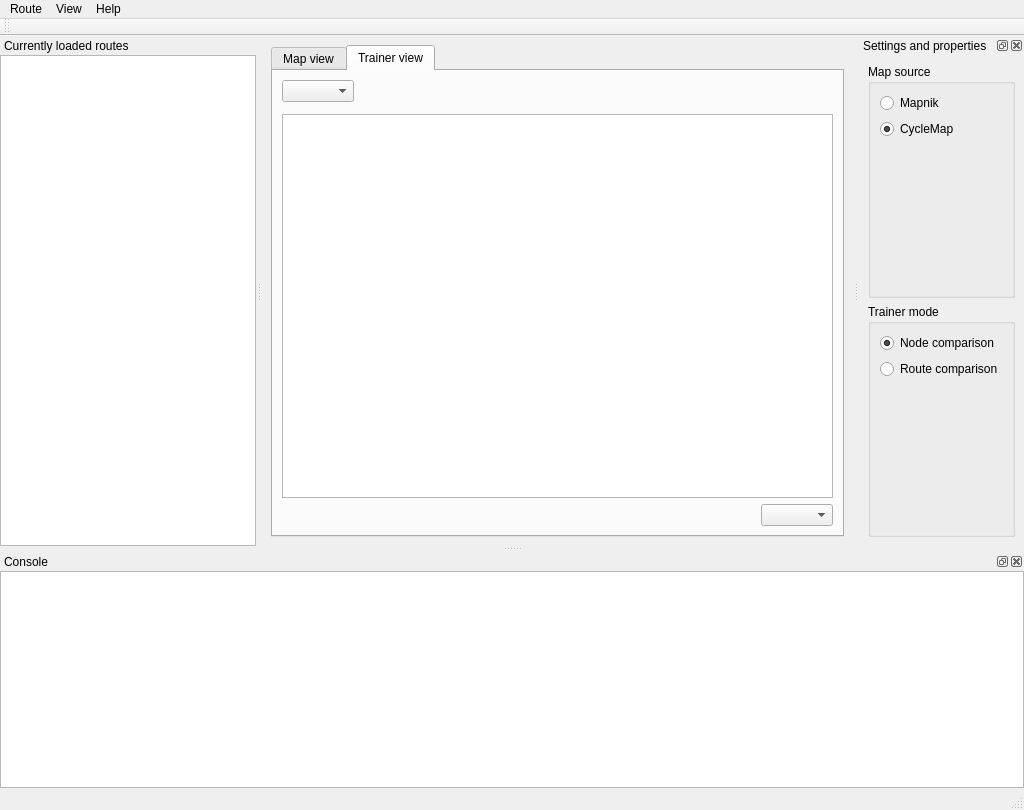
Qt form tea.ui (mueslo/TEA) before a commit.
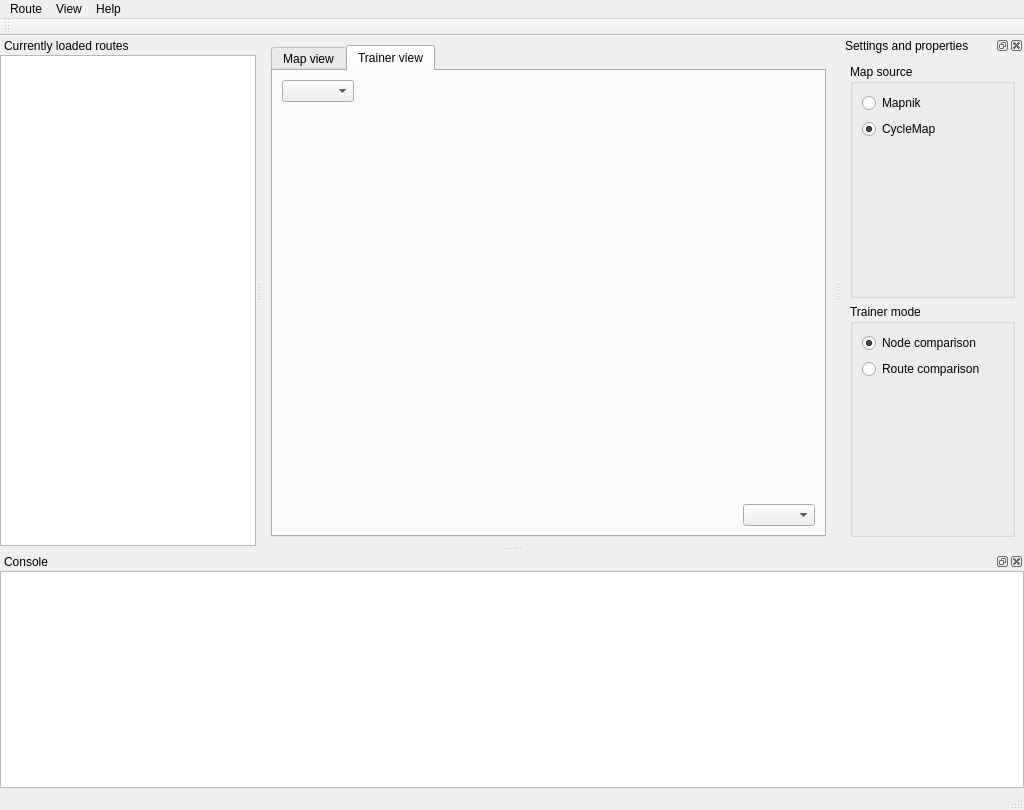
The same form after that commit. Icons and pictures are not drawn. Custom widgets are drawn as their Qt base class.

```diff
--- a/tea.ui
+++ b/tea.ui
@@ -258,16 +258,6 @@
        <layout class="QGridLayout" name="gridLayout_6">
         <item row="0" column="0">
          <layout class="QGridLayout" name="gridLayout_5">
-          <item row="2" column="0">
-           <widget class="TEAView" name="graphicsViewTrainer">
-            <property name="dragMode">
-             <enum>QGraphicsView::ScrollHandDrag</enum>
-            </property>
-            <property name="resizeAnchor">
-             <enum>QGraphicsView::AnchorUnderMouse</enum>
-            </property>
-           </widget>
-          </item>
           <item row="0" column="0">
            <widget class="QComboBox" name="cboxY">
             <property name="sizePolicy">
@@ -278,7 +268,7 @@
             </property>
            </widget>
           </item>
-          <item row="3" column="0">
+          <item row="2" column="0">
            <layout class="QHBoxLayout" name="horizontalLayout_3">
             <item>
              <spacer name="horizontalSpacer">
@@ -548,8 +538,8 @@
   <widget class="QDockWidget" name="dwSettingsControls">
    <property name="minimumSize">
     <size>
-     <width>155</width>
-     <height>198</height>
+     <width>183</width>
+     <height>229</height>
     </size>
    </property>
    <property name="windowIcon">
```
Left out of the diff: 9 changed lines with no effect on the pictures.
